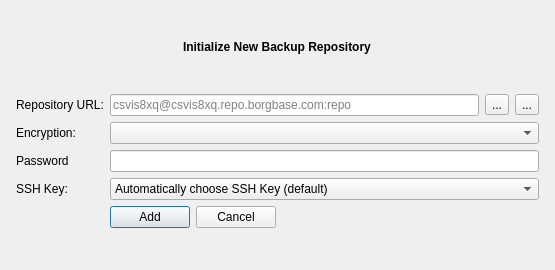
Above: src/restatic/assets/UI/repoadd.ui from Mebus/restatic before the change. Below: the same form after it.
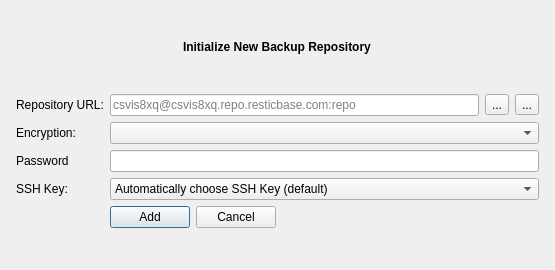
That is the form after the change. Icons and pictures are not drawn.

The edit to the form file:
```diff
--- a/src/restatic/assets/UI/repoadd.ui
+++ b/src/restatic/assets/UI/repoadd.ui
@@ -52,7 +52,7 @@
        <item>
         <widget class="QLineEdit" name="repoURL">
          <property name="placeholderText">
-          <string>csvis8xq@csvis8xq.repo.borgbase.com:repo</string>
+          <string>csvis8xq@csvis8xq.repo.resticbase.com:repo</string>
          </property>
         </widget>
        </item>
```
